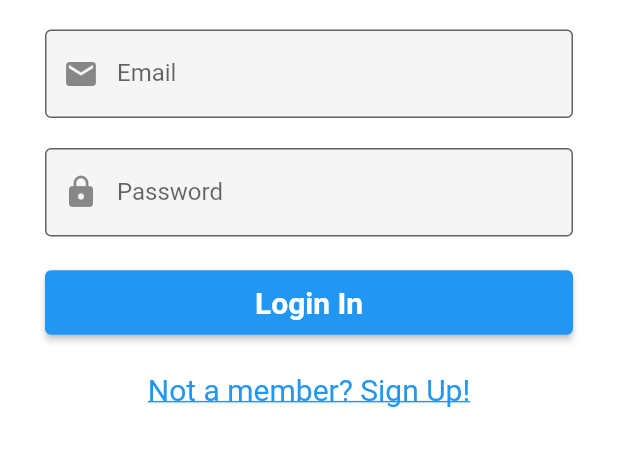
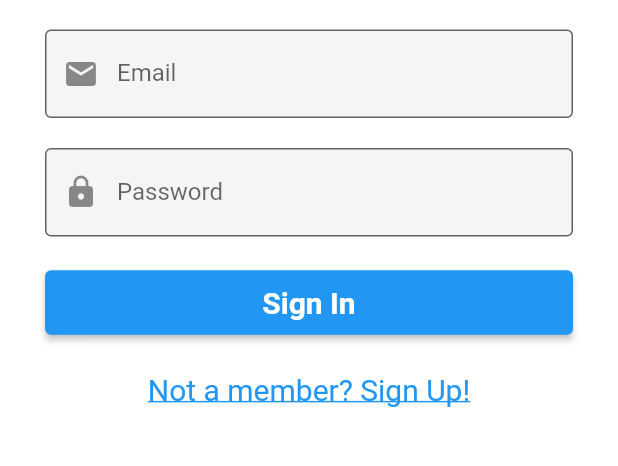
Before and after one commit to adeelzahid1/cubit_authgoogle, a Flutter app: the screen it shows after launch, on a phone screen of 412 x 824 dp, the part 593-1059 px from its top. Run offline on Flutter 3.47's test engine with Material 2 defaults, Android fonts, the phone set to English and light mode, and no system bars; our stand-ins replace bloc, cloud_firestore, equatable, firebase_auth, firebase_core, flutter_bloc; accounts and stored records are empty.

Commit message:
signin working

```diff
--- a/lib/main.dart
+++ b/lib/main.dart
@@ -1,5 +1,6 @@
 import 'package:cloud_firestore/cloud_firestore.dart';
 import 'package:cubit_authgoogle/blocs/auth/auth_bloc.dart';
+import 'package:cubit_authgoogle/blocs/signin/signin_cubit.dart';
 import 'package:cubit_authgoogle/pages/home_page.dart';
 import 'package:cubit_authgoogle/pages/signin_page.dart';
 import 'package:cubit_authgoogle/pages/signup_page.dart';
@@ -33,7 +34,9 @@
       child: MultiBlocProvider(
         providers: [
           BlocProvider<AuthBloc>(create: (context) =>
-          AuthBloc(authRepository: context.read<AuthRepository>()))
+          AuthBloc(authRepository: context.read<AuthRepository>())),
+
+          BlocProvider<SigninCubit>(create: (context) => SigninCubit(authRepository: context.read<AuthRepository>())),
         ],
         child: MaterialApp(
           title: 'Firebase Auth',
--- a/lib/models/user_model.dart
+++ b/lib/models/user_model.dart
@@ -46,7 +46,6 @@ class User extends Equatable {
 
 
   @override
-  // TODO: implement props
   List<Object> get props {
     return [
       id,
--- a/lib/pages/signin_page.dart
+++ b/lib/pages/signin_page.dart
@@ -1,9 +1,10 @@
-
 import 'package:cubit_authgoogle/blocs/signin/signin_cubit.dart';
 import 'package:cubit_authgoogle/pages/signup_page.dart';
 import 'package:flutter/material.dart';
 
 import 'package:flutter_bloc/flutter_bloc.dart';
+
+import '../utils/error_dialog.dart';
 
 class SigninPage extends StatefulWidget {
   static const String routeName = '/signin';
@@ -36,9 +37,16 @@ class _SigninPageState extends State<SigninPage> {
 
   @override
   Widget build(BuildContext context) {
-    return GestureDetector(
-      onTap: FocusScope.of(context).unfocus,
-      child: Scaffold(
+    return WillPopScope(
+      onWillPop: () async => false,
+      child: GestureDetector(
+        onTap: () => FocusScope.of(context).unfocus(),
+        child: BlocConsumer<SigninCubit, SigninState>(
+          listener: (context, state) {
+           errorDialog(context, state.customError);
+          },
+          builder: (context, state) {
+            return Scaffold(
                 backgroundColor: Colors.white,
                 body: Center(
                   child: Padding(
@@ -101,14 +109,11 @@ class _SigninPageState extends State<SigninPage> {
                           ),
                           SizedBox(height: 20.0),
                           ElevatedButton(
-                        onPressed: _submit,
-                            // state.signinStatus == SigninStatus.submitting
-                            //     ? null
-                            //     : _submit,
-                        child: Text('Login In'),
-                            // state.signinStatus == SigninStatus.submitting
-                            //     ? 'Loading...'
-                            //     : 'Sign In'),
+                            onPressed: state.signinStatus == SigninStatus.submitting ? null : _submit,
+                            child: Text(
+                                state.signinStatus == SigninStatus.submitting
+                                    ? 'Loading...'
+                                    : 'Sign In'),
                             style: ElevatedButton.styleFrom(
                               textStyle: TextStyle(
                                 fontSize: 20.0,
@@ -119,12 +124,11 @@ class _SigninPageState extends State<SigninPage> {
                           ),
                           SizedBox(height: 10.0),
                           TextButton(
-                        onPressed:(){
-                            // state.signinStatus == SigninStatus.submitting
-                            //     ? null
-                            //     : () {
-                                    Navigator.pushNamed(
-                                        context, SignUpPage.routeName);
+                            onPressed:
+                              state.signinStatus == SigninStatus.submitting
+                                  ? null
+                                  : () {
+                              Navigator.pushNamed(context, SignUpPage.routeName);
                             },
                             child: Text('Not a member? Sign Up!'),
                             style: TextButton.styleFrom(
@@ -138,6 +142,9 @@ class _SigninPageState extends State<SigninPage> {
                       ),
                     ),
                   ),
+                )
+            );
+          },
         ),
         ),
     );
```
Also changed, not shown: lib/utils/error_dialog.dart (added, +41 -0 lines). Lines whose indentation alone changed are shown as unchanged.
